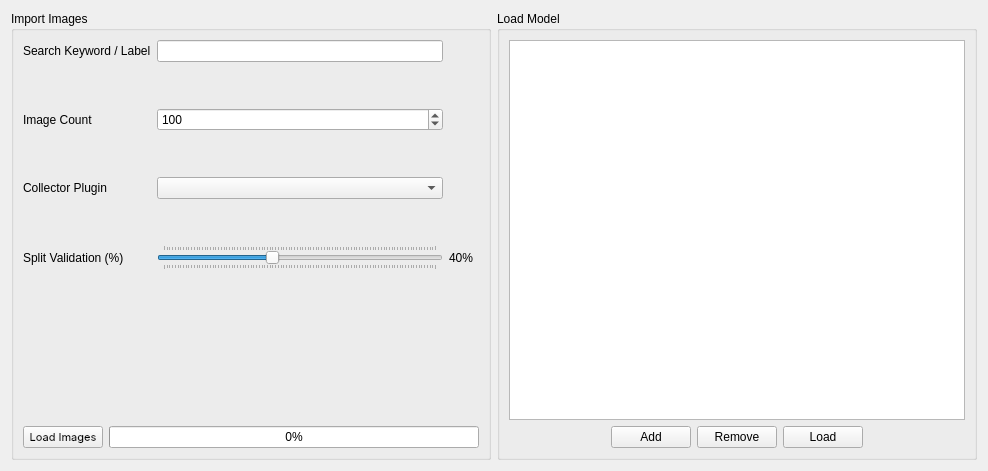
Before: the Qt Designer form view/importfileswidget.ui in Joensw/RCAIT, drawn with Qt 5.
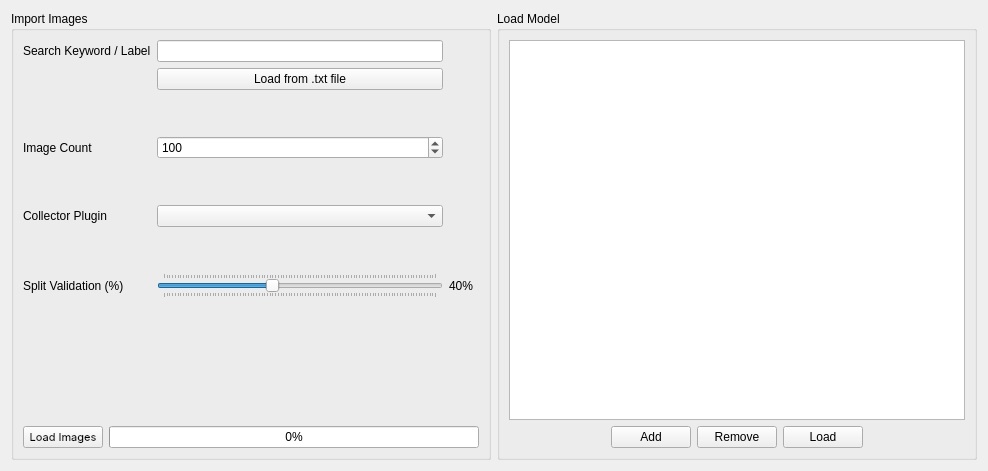
After: the same form once the commit is applied. Icons and pictures are not drawn. Custom widgets are drawn as their Qt base class.

Commit message: Added a new Buttom for loading Keywords/Labels from txt File

The edit to the form file:
```diff
--- a/view/importfileswidget.ui
+++ b/view/importfileswidget.ui
@@ -58,37 +58,14 @@
       </item>
       <item row="0" column="0" colspan="2">
        <layout class="QGridLayout" name="gridLayout_12">
-        <item row="5" column="0">
-         <widget class="QLabel" name="label_plugin">
-          <property name="text">
-           <string>Collector Plugin</string>
-          </property>
-         </widget>
-        </item>
-        <item row="3" column="1">
-         <widget class="QSpinBox" name="spinBox_amount">
-          <property name="sizePolicy">
-           <sizepolicy hsizetype="Minimum" vsizetype="Fixed">
-            <horstretch>0</horstretch>
-            <verstretch>0</verstretch>
-           </sizepolicy>
-          </property>
-          <property name="maximum">
-           <number>1000</number>
-          </property>
-          <property name="value">
-           <number>100</number>
-          </property>
-         </widget>
-        </item>
-        <item row="7" column="0">
+        <item row="8" column="0">
          <widget class="QLabel" name="label_split">
           <property name="text">
            <string>Split Validation (%)</string>
           </property>
          </widget>
         </item>
-        <item row="4" column="1">
+        <item row="5" column="1">
          <spacer name="verticalSpacer_5">
           <property name="orientation">
            <enum>Qt::Vertical</enum>
@@ -101,6 +78,49 @@
           </property>
          </spacer>
         </item>
+        <item row="8" column="2">
+         <widget class="QLabel" name="label_splitPercent">
+          <property name="text">
+           <string>40%</string>
+          </property>
+         </widget>
+        </item>
+        <item row="7" column="1">
+         <spacer name="verticalSpacer_6">
+          <property name="orientation">
+           <enum>Qt::Vertical</enum>
+          </property>
+          <property name="sizeHint" stdset="0">
+           <size>
+            <width>20</width>
+            <height>40</height>
+           </size>
+          </property>
+         </spacer>
+        </item>
+        <item row="4" column="0">
+         <widget class="QLabel" name="label_amount">
+          <property name="text">
+           <string>Image Count</string>
+          </property>
+         </widget>
+        </item>
+        <item row="4" column="1">
+         <widget class="QSpinBox" name="spinBox_amount">
+          <property name="sizePolicy">
+           <sizepolicy hsizetype="Minimum" vsizetype="Fixed">
+            <horstretch>0</horstretch>
+            <verstretch>0</verstretch>
+           </sizepolicy>
+          </property>
+          <property name="maximum">
+           <number>1000</number>
+          </property>
+          <property name="value">
+           <number>100</number>
+          </property>
+         </widget>
+        </item>
         <item row="0" column="0">
          <widget class="QLabel" name="label_keyword">
           <property name="text">
@@ -108,26 +128,20 @@
           </property>
          </widget>
         </item>
-        <item row="5" column="1">
+        <item row="6" column="0">
+         <widget class="QLabel" name="label_plugin">
+          <property name="text">
+           <string>Collector Plugin</string>
+          </property>
+         </widget>
+        </item>
+        <item row="6" column="1">
          <widget class="QComboBox" name="comboBox_plugins">
           <property name="enabled">
            <bool>true</bool>
           </property>
          </widget>
         </item>
-        <item row="6" column="1">
-         <spacer name="verticalSpacer_6">
-          <property name="orientation">
-           <enum>Qt::Vertical</enum>
-          </property>
-          <property name="sizeHint" stdset="0">
-           <size>
-            <width>20</width>
-            <height>40</height>
-           </size>
-          </property>
-         </spacer>
-        </item>
         <item row="0" column="1">
          <widget class="Tags" name="lineEdit_labels">
           <property name="sizePolicy">
@@ -171,7 +185,7 @@
           </item>
          </layout>
         </item>
-        <item row="7" column="1">
+        <item row="8" column="1">
          <widget class="QSlider" name="horizontalSlider">
           <property name="maximum">
            <number>100</number>
@@ -190,14 +204,7 @@
           </property>
          </widget>
         </item>
-        <item row="3" column="0">
-         <widget class="QLabel" name="label_amount">
-          <property name="text">
-           <string>Image Count</string>
-          </property>
-         </widget>
-        </item>
-        <item row="1" column="1">
+        <item row="2" column="1">
          <spacer name="verticalSpacer_4">
           <property name="orientation">
            <enum>Qt::Vertical</enum>
@@ -210,12 +217,16 @@
           </property>
          </spacer>
         </item>
-        <item row="7" column="2">
-         <widget class="QLabel" name="label_splitPercent">
-          <property name="text">
-           <string>40%</string>
-          </property>
-         </widget>
+        <item row="1" column="1">
+         <layout class="QHBoxLayout" name="horizontalLayout_2">
+          <item>
+           <widget class="QPushButton" name="pushButton_loadLabelFromFile">
+            <property name="text">
+             <string>Load from .txt file</string>
+            </property>
+           </widget>
+          </item>
+         </layout>
         </item>
        </layout>
       </item>
```
Left out of the diff: 10 changed lines with no effect on the pictures. The commit also changes 1 other file.
